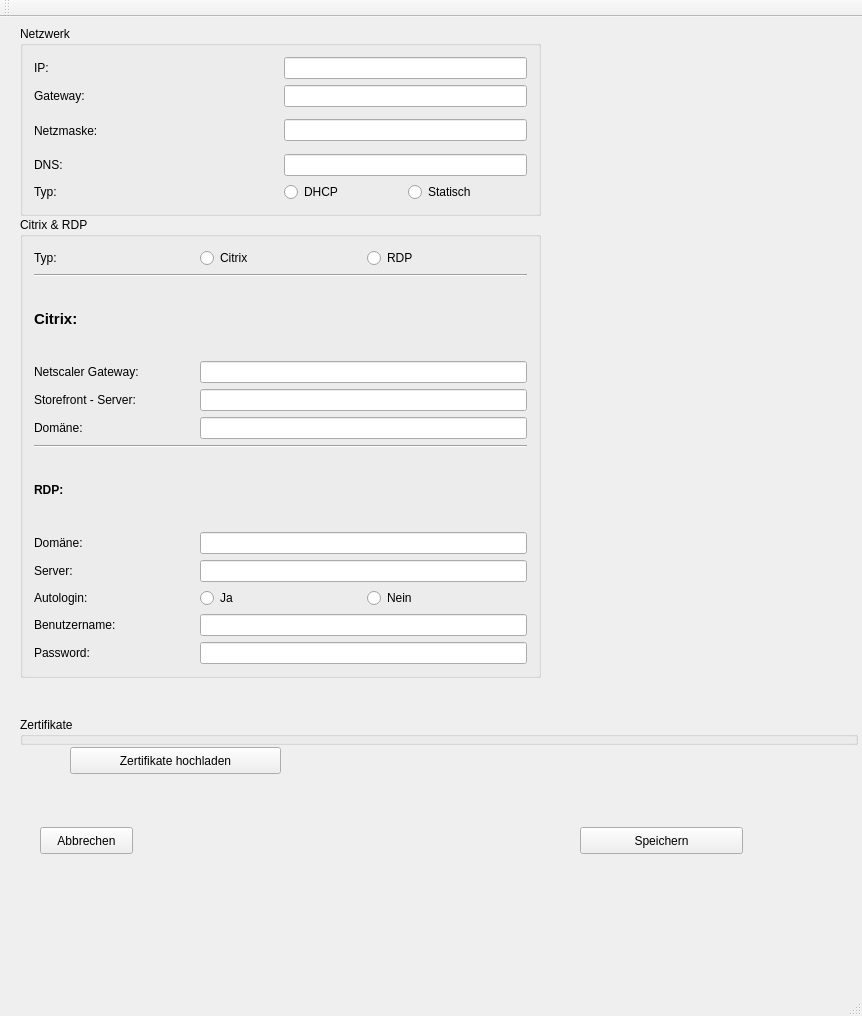
This is ConfigPage/mainwindow.ui in IT4smart/ConfigurationPage as Qt 5 draws it before an edit. The edited form follows.
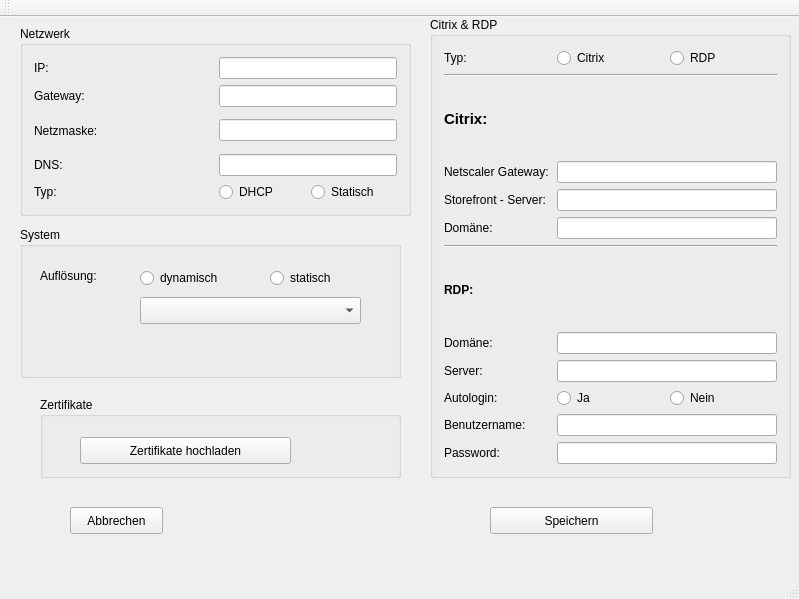
This is the edited form.

Commit message: add function to change screen resolution on raspberry pi

```diff
--- a/ConfigPage/mainwindow.ui
+++ b/ConfigPage/mainwindow.ui
@@ -6,8 +6,8 @@
    <rect>
     <x>0</x>
     <y>0</y>
-    <width>862</width>
-    <height>1016</height>
+    <width>799</width>
+    <height>599</height>
    </rect>
   </property>
   <property name="windowTitle">
@@ -19,7 +19,7 @@
      <rect>
       <x>20</x>
       <y>9</y>
-      <width>521</width>
+      <width>391</width>
       <height>190</height>
      </rect>
     </property>
@@ -93,9 +93,9 @@
    <widget class="QGroupBox" name="gbx_vdi">
     <property name="geometry">
      <rect>
-      <x>20</x>
-      <y>200</y>
-      <width>521</width>
+      <x>430</x>
+      <y>0</y>
+      <width>361</width>
       <height>461</height>
      </rect>
     </property>
@@ -103,32 +103,6 @@
      <string>Citrix &amp;&amp; RDP</string>
     </property>
     <layout class="QGridLayout" name="gridLayout_3">
-     <item row="5" column="1" colspan="2">
-      <widget class="QLineEdit" name="txt_storefront"/>
-     </item>
-     <item row="4" column="1" colspan="2">
-      <widget class="QLineEdit" name="txt_netscaler">
-       <property name="sizePolicy">
-        <sizepolicy hsizetype="Expanding" vsizetype="Fixed">
-         <horstretch>0</horstretch>
-         <verstretch>0</verstretch>
-        </sizepolicy>
-       </property>
-      </widget>
-     </item>
-     <item row="7" column="1" colspan="2">
-      <widget class="QLineEdit" name="txt_ctx_domain"/>
-     </item>
-     <item row="11" column="1" colspan="2">
-      <widget class="QLineEdit" name="txt_rdp_server"/>
-     </item>
-     <item row="0" column="2">
-      <widget class="QRadioButton" name="rbn_rdp">
-       <property name="text">
-        <string>RDP</string>
-       </property>
-      </widget>
-     </item>
      <item row="0" column="0">
       <widget class="QLabel" name="lbl_vdi_type">
        <property name="text">
@@ -136,29 +110,22 @@
        </property>
       </widget>
      </item>
-     <item row="12" column="2">
-      <widget class="QRadioButton" name="rbn_autologin_no">
-       <property name="text">
-        <string>Nein</string>
-       </property>
-      </widget>
-     </item>
-     <item row="12" column="0">
+     <item row="13" column="0">
       <widget class="QLabel" name="lbl_autologin">
        <property name="text">
         <string>Autologin:</string>
        </property>
       </widget>
      </item>
-     <item row="12" column="1">
+     <item row="13" column="1">
       <widget class="QRadioButton" name="rbn_autologin_yes">
        <property name="text">
         <string>Ja</string>
        </property>
       </widget>
      </item>
-     <item row="3" column="0">
-      <widget class="QLabel" name="label_2">
+     <item row="4" column="0">
+      <widget class="QLabel" name="lbl_citrix">
        <property name="font">
         <font>
          <pointsize>11</pointsize>
@@ -171,10 +138,7 @@
        </property>
       </widget>
      </item>
-     <item row="10" column="1" colspan="2">
-      <widget class="QLineEdit" name="txt_rdp_domain"/>
-     </item>
-     <item row="9" column="0">
+     <item row="10" column="0">
       <widget class="QLabel" name="lbl_rdp">
        <property name="font">
         <font>
@@ -187,80 +151,116 @@
        </property>
       </widget>
      </item>
-     <item row="11" column="0">
+     <item row="12" column="0">
       <widget class="QLabel" name="lbl_rdp_server">
        <property name="text">
         <string>Server:</string>
        </property>
       </widget>
      </item>
-     <item row="13" column="0">
-      <widget class="QLabel" name="label_3">
+     <item row="15" column="0">
+      <widget class="QLabel" name="lbl_rdp_username">
        <property name="text">
         <string>Benutzername:</string>
        </property>
       </widget>
      </item>
-     <item row="0" column="1">
-      <widget class="QRadioButton" name="rbn_citrix">
-       <property name="text">
-        <string>Citrix</string>
-       </property>
-      </widget>
-     </item>
-     <item row="7" column="0">
-      <widget class="QLabel" name="lbl_ctx_domain">
-       <property name="text">
-        <string>Domäne:</string>
-       </property>
-      </widget>
-     </item>
-     <item row="4" column="0">
+     <item row="5" column="0">
       <widget class="QLabel" name="lbl_netscaler">
        <property name="text">
         <string>Netscaler Gateway:</string>
        </property>
       </widget>
      </item>
-     <item row="10" column="0">
-      <widget class="QLabel" name="lbl_rdp_domain">
+     <item row="8" column="0">
+      <widget class="QLabel" name="lbl_ctx_domain">
        <property name="text">
         <string>Domäne:</string>
        </property>
       </widget>
      </item>
-     <item row="1" column="0" colspan="3">
+     <item row="2" column="0" colspan="3">
       <widget class="Line" name="line">
        <property name="orientation">
         <enum>Qt::Horizontal</enum>
        </property>
       </widget>
      </item>
-     <item row="5" column="0">
+     <item row="11" column="0">
+      <widget class="QLabel" name="lbl_rdp_domain">
+       <property name="text">
+        <string>Domäne:</string>
+       </property>
+      </widget>
+     </item>
+     <item row="9" column="0" colspan="3">
+      <widget class="Line" name="line_2">
+       <property name="orientation">
+        <enum>Qt::Horizontal</enum>
+       </property>
+      </widget>
+     </item>
+     <item row="6" column="0">
       <widget class="QLabel" name="lbl_storefront">
        <property name="text">
         <string>Storefront - Server:</string>
        </property>
       </widget>
      </item>
-     <item row="8" column="0" colspan="3">
-      <widget class="Line" name="line_2">
-       <property name="orientation">
-        <enum>Qt::Horizontal</enum>
-       </property>
-      </widget>
-     </item>
-     <item row="14" column="0">
-      <widget class="QLabel" name="label_4">
+     <item row="16" column="0">
+      <widget class="QLabel" name="lbl_rdp_password">
        <property name="text">
         <string>Password:</string>
        </property>
       </widget>
      </item>
-     <item row="13" column="1" colspan="2">
+     <item row="0" column="1">
+      <widget class="QRadioButton" name="rbn_citrix">
+       <property name="text">
+        <string>Citrix</string>
+       </property>
+      </widget>
+     </item>
+     <item row="0" column="2">
+      <widget class="QRadioButton" name="rbn_rdp">
+       <property name="text">
+        <string>RDP</string>
+       </property>
+      </widget>
+     </item>
+     <item row="13" column="2">
+      <widget class="QRadioButton" name="rbn_autologin_no">
+       <property name="text">
+        <string>Nein</string>
+       </property>
+      </widget>
+     </item>
+     <item row="5" column="1" colspan="2">
+      <widget class="QLineEdit" name="txt_netscaler">
+       <property name="sizePolicy">
+        <sizepolicy hsizetype="Expanding" vsizetype="Fixed">
+         <horstretch>0</horstretch>
+         <verstretch>0</verstretch>
+        </sizepolicy>
+       </property>
+      </widget>
+     </item>
+     <item row="6" column="1" colspan="2">
+      <widget class="QLineEdit" name="txt_storefront"/>
+     </item>
+     <item row="8" column="1" colspan="2">
+      <widget class="QLineEdit" name="txt_ctx_domain"/>
+     </item>
+     <item row="11" column="1" colspan="2">
+      <widget class="QLineEdit" name="txt_rdp_domain"/>
+     </item>
+     <item row="12" column="1" colspan="2">
+      <widget class="QLineEdit" name="txt_rdp_server"/>
+     </item>
+     <item row="15" column="1" colspan="2">
       <widget class="QLineEdit" name="txt_rdp_username"/>
      </item>
-     <item row="14" column="1" colspan="2">
+     <item row="16" column="1" colspan="2">
       <widget class="QLineEdit" name="txt_rdp_password"/>
      </item>
     </layout>
@@ -268,21 +268,34 @@
    <widget class="QGroupBox" name="gbx_certificates">
     <property name="geometry">
      <rect>
-      <x>20</x>
-      <y>700</y>
-      <width>838</width>
-      <height>28</height>
+      <x>40</x>
+      <y>380</y>
+      <width>361</width>
+      <height>81</height>
      </rect>
     </property>
     <property name="title">
      <string>Zertifikate</string>
     </property>
+    <widget class="QPushButton" name="btn_upload_cert">
+     <property name="geometry">
+      <rect>
+       <x>40</x>
+       <y>40</y>
+       <width>211</width>
+       <height>27</height>
+      </rect>
+     </property>
+     <property name="text">
+      <string>Zertifikate hochladen</string>
+     </property>
+    </widget>
    </widget>
    <widget class="QPushButton" name="btn_save">
     <property name="geometry">
      <rect>
-      <x>580</x>
-      <y>810</y>
+      <x>490</x>
+      <y>490</y>
       <width>163</width>
       <height>27</height>
      </rect>
@@ -294,8 +307,8 @@
    <widget class="QPushButton" name="btn_cancel">
     <property name="geometry">
      <rect>
-      <x>40</x>
-      <y>810</y>
+      <x>70</x>
+      <y>490</y>
       <width>93</width>
       <height>27</height>
      </rect>
@@ -304,18 +317,67 @@
      <string>Abbrechen</string>
     </property>
    </widget>
-   <widget class="QPushButton" name="btn_upload_cert">
+   <widget class="QGroupBox" name="gbx_system">
     <property name="geometry">
      <rect>
-      <x>70</x>
-      <y>730</y>
-      <width>211</width>
-      <height>27</height>
+      <x>20</x>
+      <y>210</y>
+      <width>381</width>
+      <height>151</height>
      </rect>
     </property>
-    <property name="text">
-     <string>Zertifikate hochladen</string>
+    <property name="title">
+     <string>System</string>
     </property>
+    <widget class="QLabel" name="lbl_aufloesung">
+     <property name="geometry">
+      <rect>
+       <x>20</x>
+       <y>40</y>
+       <width>91</width>
+       <height>17</height>
+      </rect>
+     </property>
+     <property name="text">
+      <string>Auflösung:</string>
+     </property>
+    </widget>
+    <widget class="QComboBox" name="cbx_aufloesung">
+     <property name="geometry">
+      <rect>
+       <x>120</x>
+       <y>70</y>
+       <width>221</width>
+       <height>27</height>
+      </rect>
+     </property>
+    </widget>
+    <widget class="QRadioButton" name="rbn_res_dyn">
+     <property name="geometry">
+      <rect>
+       <x>120</x>
+       <y>40</y>
+       <width>117</width>
+       <height>22</height>
+      </rect>
+     </property>
+     <property name="text">
+      <string>dynamisch</string>
+     </property>
+    </widget>
+    <widget class="QRadioButton" name="rbn_res_stat">
+     <property name="geometry">
+      <rect>
+       <x>250</x>
+       <y>40</y>
+       <width>117</width>
+       <height>22</height>
+      </rect>
+     </property>
+     <property name="text">
+      <string>statisch</string>
+     </property>
+    </widget>
    </widget>
   </widget>
   <widget class="QToolBar" name="mainToolBar">
```
Left out of the diff: 4 changed lines with no effect on the pictures. The commit also changes 6 other files.
